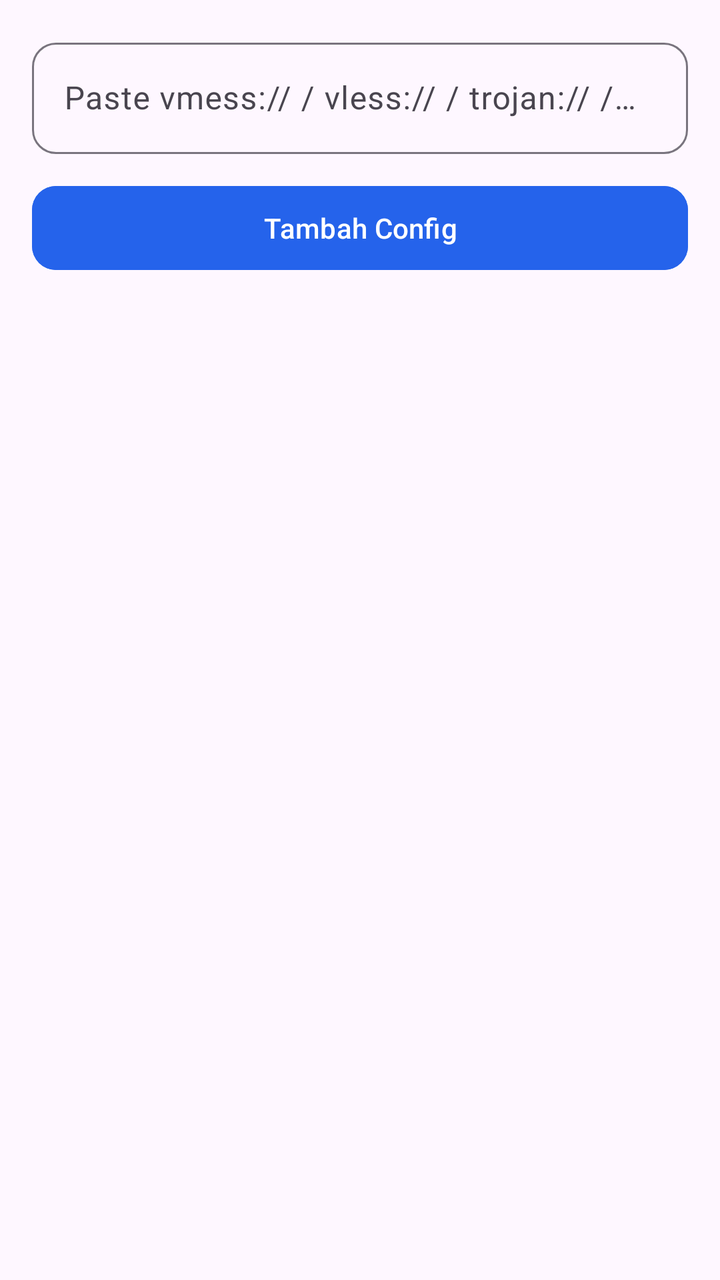
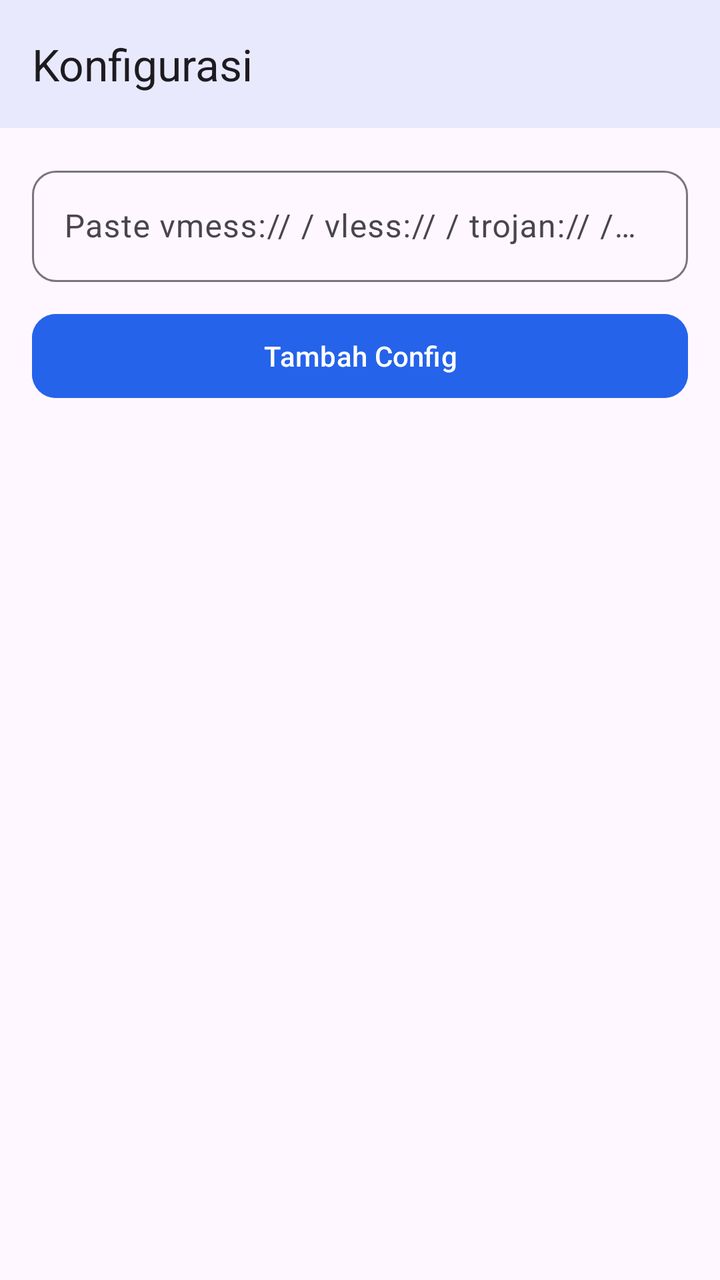

Before-and-after screenshots of an Android layout around one commit, followed by the original layout XML and the change that was made.
<!-- AndroidManifest.xml: application theme Theme.XaillaClass -->
<!-- res/layout/fragment_config.xml -->
<?xml version="1.0" encoding="utf-8"?>
<LinearLayout xmlns:android="http://schemas.android.com/apk/res/android" 
    xmlns:app="http://schemas.android.com/apk/res-auto"
    android:layout_width="match_parent" 
    android:layout_height="match_parent" 
    android:orientation="vertical"
    android:padding="16dp" 
    android:background="?android:attr/windowBackground">
    
    <com.google.android.material.textfield.TextInputLayout
        android:layout_width="match_parent" 
        android:layout_height="wrap_content" 
        android:hint="@string/hint_link"
        app:boxCornerRadiusTopStart="12dp" 
        app:boxCornerRadiusTopEnd="12dp" 
        app:boxCornerRadiusBottomStart="12dp"
        app:boxCornerRadiusBottomEnd="12dp" 
        app:boxBackgroundColor="?attr/colorSurface">
        
        <com.google.android.material.textfield.TextInputEditText
            android:id="@+id/etLink" 
            android:layout_width="match_parent" 
            android:layout_height="wrap_content"
            android:inputType="textUri" 
            android:maxLines="3"
            android:textColor="?android:attr/textColorPrimary" />
    </com.google.android.material.textfield.TextInputLayout>
    
    <Button 
        android:id="@+id/btnAdd" 
        android:layout_width="match_parent" 
        android:layout_height="50dp"
        android:layout_marginTop="12dp" 
        android:text="@string/add_config" 
        android:textColor="#FFFFFF"
        android:backgroundTint="?attr/colorPrimary" 
        app:cornerRadius="12dp" />
    
    <androidx.recyclerview.widget.RecyclerView 
        android:id="@+id/recycler" 
        android:layout_width="match_parent"
        android:layout_height="0dp" 
        android:layout_weight="1" 
        android:layout_marginTop="16dp" />
</LinearLayout>
<!-- resources referenced by this layout -->
<resources>
  <string name="add_config">Tambah Config</string>
  <string name="hint_link">Paste vmess:// / vless:// / trojan:// / ss://</string>
  <style name="Theme.XaillaClass" parent="Theme.Material3.DayNight.NoActionBar">
          <item name="colorPrimary">#2563EB</item>
          <item name="android:statusBarColor">@android:color/transparent</item>
          <item name="android:windowLightStatusBar">true</item>
      </style>
</resources>

<!-- the commit's change to res/layout/fragment_config.xml (unified diff, before → after) -->
@@ -4,42 +4,57 @@
     android:layout_width="match_parent" 
     android:layout_height="match_parent" 
     android:orientation="vertical"
-    android:padding="16dp" 
     android:background="?android:attr/windowBackground">
-    
-    <com.google.android.material.textfield.TextInputLayout
-        android:layout_width="match_parent" 
-        android:layout_height="wrap_content" 
-        android:hint="@string/hint_link"
-        app:boxCornerRadiusTopStart="12dp" 
-        app:boxCornerRadiusTopEnd="12dp" 
-        app:boxCornerRadiusBottomStart="12dp"
-        app:boxCornerRadiusBottomEnd="12dp" 
-        app:boxBackgroundColor="?attr/colorSurface">
+
+    <com.google.android.material.appbar.MaterialToolbar
+        android:id="@+id/toolbarConfig"
+        android:layout_width="match_parent"
+        android:layout_height="?attr/actionBarSize"
+        android:background="?attr/colorSurface"
+        android:elevation="4dp"
+        app:title="Konfigurasi"
+        app:titleTextColor="?android:attr/textColorPrimary" />
+
+    <LinearLayout
+        android:layout_width="match_parent"
+        android:layout_height="match_parent"
+        android:orientation="vertical"
+        android:padding="16dp">
         
-        <com.google.android.material.textfield.TextInputEditText
-            android:id="@+id/etLink" 
+        <com.google.android.material.textfield.TextInputLayout
             android:layout_width="match_parent" 
-            android:layout_height="wrap_content"
-            android:inputType="textUri" 
-            android:maxLines="3"
-            android:textColor="?android:attr/textColorPrimary" />
-    </com.google.android.material.textfield.TextInputLayout>
-    
-    <Button 
-        android:id="@+id/btnAdd" 
-        android:layout_width="match_parent" 
-        android:layout_height="50dp"
-        android:layout_marginTop="12dp" 
-        android:text="@string/add_config" 
-        android:textColor="#FFFFFF"
-        android:backgroundTint="?attr/colorPrimary" 
-        app:cornerRadius="12dp" />
-    
-    <androidx.recyclerview.widget.RecyclerView 
-        android:id="@+id/recycler" 
-        android:layout_width="match_parent"
-        android:layout_height="0dp" 
-        android:layout_weight="1" 
-        android:layout_marginTop="16dp" />
+            android:layout_height="wrap_content" 
+            android:hint="@string/hint_link"
+            app:boxCornerRadiusTopStart="12dp" 
+            app:boxCornerRadiusTopEnd="12dp" 
+            app:boxCornerRadiusBottomStart="12dp"
+            app:boxCornerRadiusBottomEnd="12dp" 
+            app:boxBackgroundColor="?attr/colorSurface">
+            
+            <com.google.android.material.textfield.TextInputEditText
+                android:id="@+id/etLink" 
+                android:layout_width="match_parent" 
+                android:layout_height="wrap_content"
+                android:inputType="textUri" 
+                android:maxLines="3"
+                android:textColor="?android:attr/textColorPrimary" />
+        </com.google.android.material.textfield.TextInputLayout>
+        
+        <Button 
+            android:id="@+id/btnAdd" 
+            android:layout_width="match_parent" 
+            android:layout_height="50dp"
+            android:layout_marginTop="12dp" 
+            android:text="@string/add_config" 
+            android:textColor="#FFFFFF"
+            android:backgroundTint="?attr/colorPrimary" 
+            app:cornerRadius="12dp" />
+        
+        <androidx.recyclerview.widget.RecyclerView 
+            android:id="@+id/recycler" 
+            android:layout_width="match_parent"
+            android:layout_height="0dp" 
+            android:layout_weight="1" 
+            android:layout_marginTop="16dp" />
+    </LinearLayout>
 </LinearLayout>
